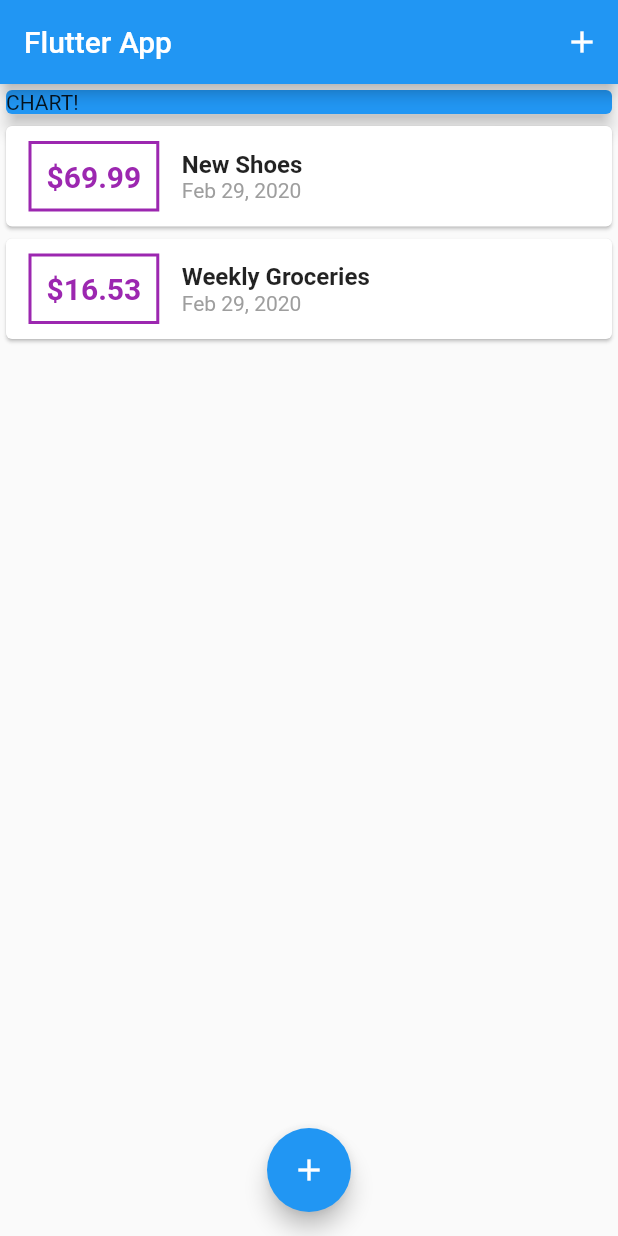
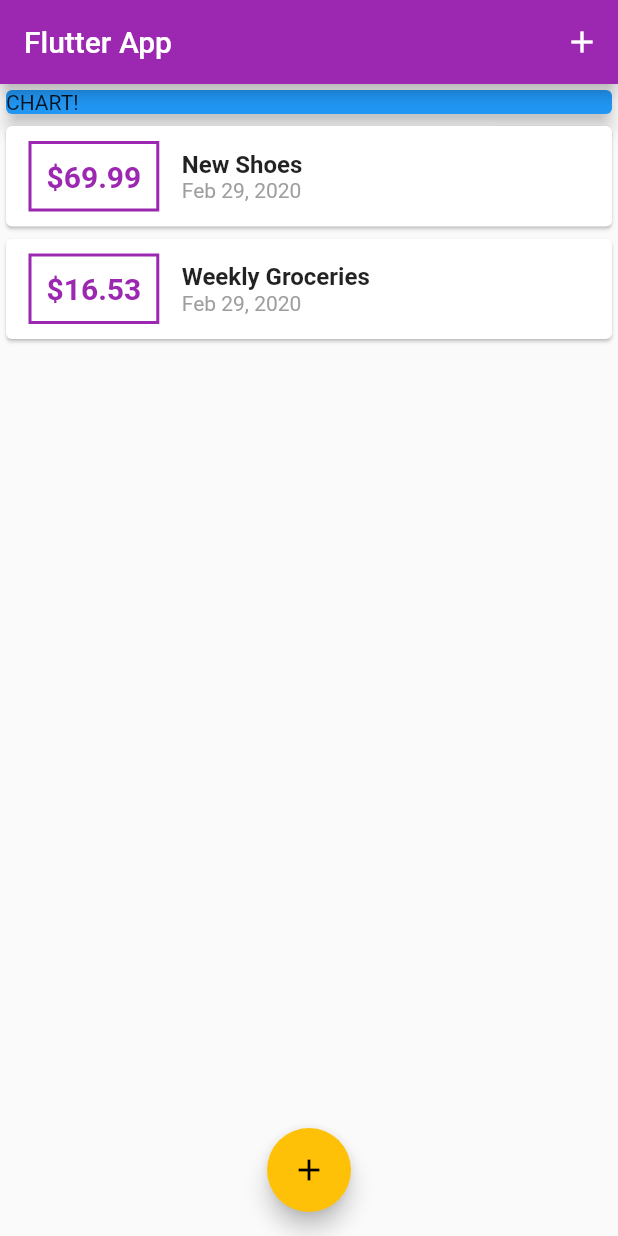
Before and after one commit to Shree-hari/personal_exp, a Flutter app: the screen it shows after launch, on a phone screen of 412 x 824 dp. Run offline on Flutter 3.47's test engine with Material 2 defaults, Android fonts, the phone set to English and light mode, and no system bars.

Commit message:
here i learnt how to make uniformity in theme in the whole app just by defining the primarySwatch and accentColor in the theme of materialApp widget in the main.dart file and later on using the same theme colors by calling them by Theme.of(context).primaryColor , which we did in the transaction_list.dart file

```diff
--- a/lib/main.dart
+++ b/lib/main.dart
@@ -10,6 +10,10 @@
   Widget build(BuildContext context) {
     return MaterialApp(
       title: 'Flutter App',
+      theme: ThemeData(
+        primarySwatch: Colors.purple,
+        accentColor: Colors.amber
+      ),
       home: MyHomePage(),
     );
   }
--- a/lib/widgets/transaction_list.dart
+++ b/lib/widgets/transaction_list.dart
@@ -24,7 +24,7 @@
                   ),
                   decoration: BoxDecoration(
                     border: Border.all(
-                      color: Colors.purple,
+                      color: Theme.of(context).primaryColor,
                       width: 2,
                     ),
                   ),
```
